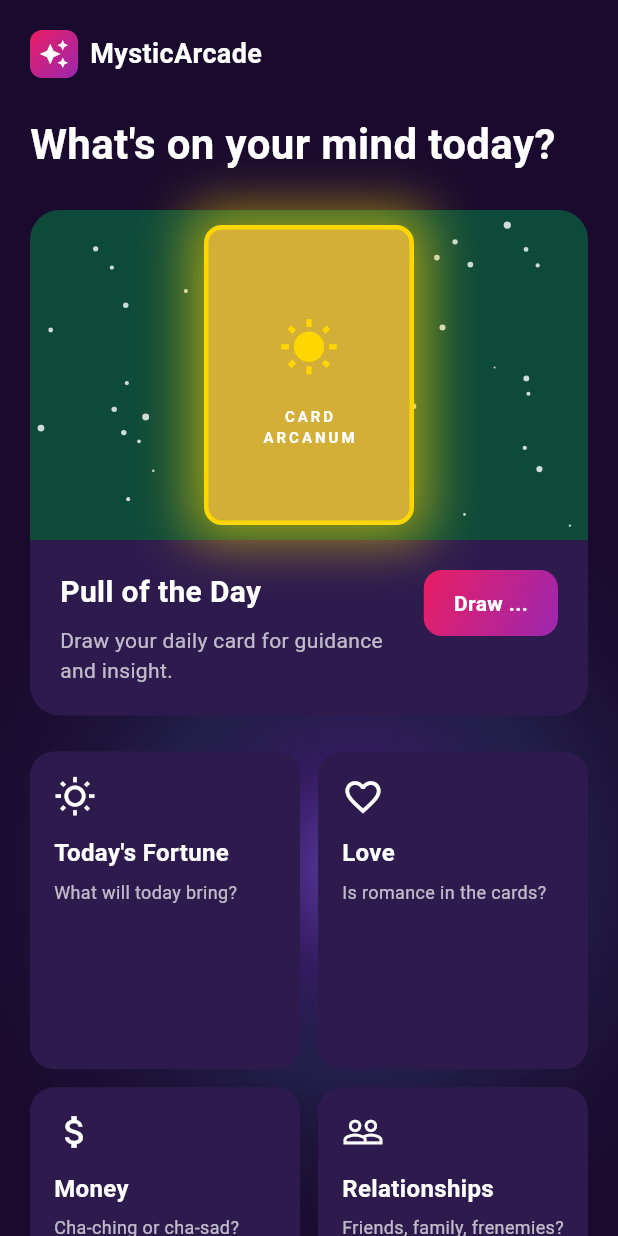
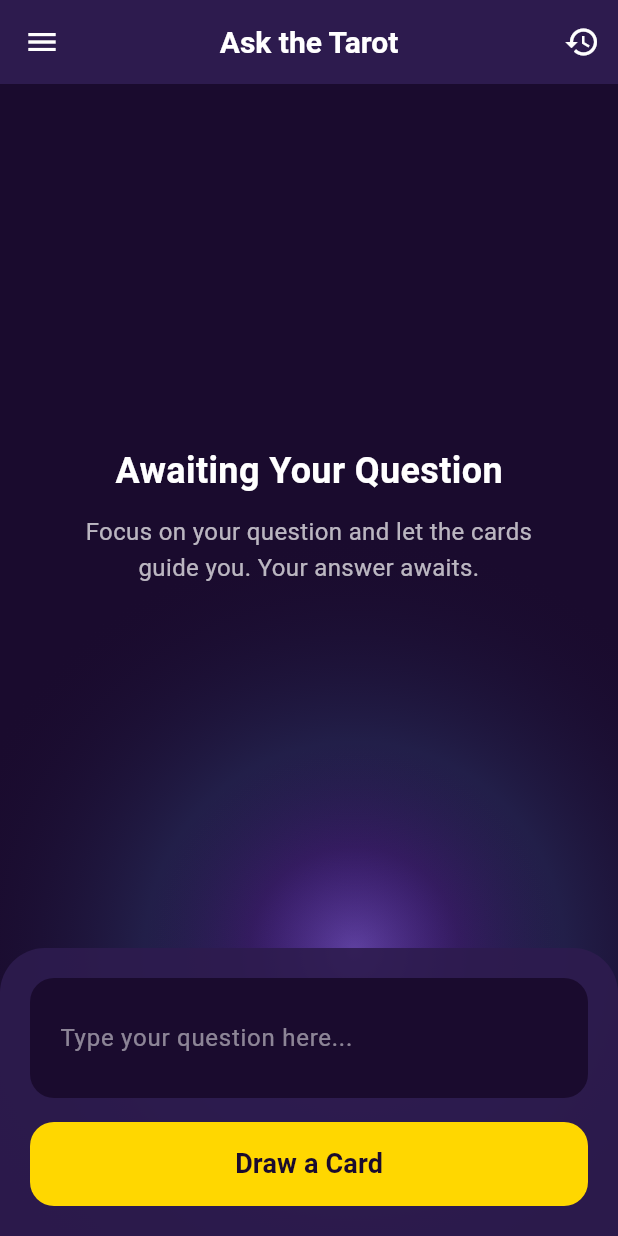
Before and after one commit to newhyunsu/taro_global, a Flutter app: the HomeWidget screen opened directly, on a phone screen of 412 x 824 dp. Run offline on Flutter 3.47's test engine with Material 3 defaults, Android fonts, the phone set to English and light mode, and no system bars; drawn by our look-alikes of toastification; our stand-ins replace app_links, device_info_plus, dio, firebase_analytics, firebase_core, firebase_messaging and 14 more; missing offline and left inert: app_badge_plus, app_tracking_transparency, dio_brotli_transformer, webview_flutter_wkwebview; accounts and stored records are empty; network calls fail; statements that could not run were skipped; project files that could hold a hidden picture were left out.

Commit message:
대화형 타로를 보는 로직

```diff
--- a/taro/lib/screen/home/home_widget.dart
+++ b/taro/lib/screen/home/home_widget.dart
@@ -2,7 +2,6 @@ import 'dart:math' as math;
 
 import 'package:flutter/material.dart';
 import 'package:taro/screen/home/widget/magic_light.dart';
-import 'package:taro/screen/home/widget/spread_select_screen.dart';
 
 class HomeWidget extends StatefulWidget {
   const HomeWidget({super.key});
@@ -15,27 +14,42 @@ class _HomeWidgetState extends State<HomeWidget> with TickerProviderStateMixin {
   late AnimationController _magicLightController;
   late Animation<double> _magicAnimationX;
   late Animation<double> _magicAnimationY;
+  late AnimationController _cardAnimationController;
+  late Animation<double> _cardGlowAnimation;
+
+  final TextEditingController _questionController = TextEditingController();
 
   @override
   void initState() {
     super.initState();
 
-    // 마법 광원 애니메이션 (불규칙한 경로로 이동)
+    // 마법 광원 애니메이션
     _magicLightController = AnimationController(
       duration: const Duration(seconds: 20),
       vsync: this,
     )..repeat();
 
-    // X축은 느리게, Y축은 빠르게 (서로 다른 주기와 커브)
     _magicAnimationX = Tween<double>(begin: 0.0, end: 1.0).animate(
       CurvedAnimation(parent: _magicLightController, curve: Curves.easeInOut),
     );
 
-    // Y축은 다른 속도와 커브로 움직임
     _magicAnimationY = Tween<double>(begin: 0.0, end: 1.0).animate(
       CurvedAnimation(
         parent: _magicLightController,
         curve: const Interval(0.0, 1.0, curve: Curves.easeInOutCubic),
+      ),
+    );
+
+    // 카드 글로우 애니메이션
+    _cardAnimationController = AnimationController(
+      duration: const Duration(milliseconds: 2000),
+      vsync: this,
+    )..repeat(reverse: true);
+
+    _cardGlowAnimation = Tween<double>(begin: 0.6, end: 1.0).animate(
+      CurvedAnimation(
+        parent: _cardAnimationController,
+        curve: Curves.easeInOut,
       ),
     );
   }
@@ -43,6 +57,8 @@ class _HomeWidgetState extends State<HomeWidget> with TickerProviderStateMixin {
   @override
   void dispose() {
     _magicLightController.dispose();
+    _cardAnimationController.dispose();
+    _questionController.dispose();
     super.dispose();
   }
 
@@ -51,11 +67,33 @@ class _HomeWidgetState extends State<HomeWidget> with TickerProviderStateMixin {
     final screenSize = MediaQuery.of(context).size;
 
     return Scaffold(
-      backgroundColor: const Color(0xFF1A0B2E), // 다크 퍼플 배경
-      body: SafeArea(
-        child: Stack(
+      backgroundColor: const Color(0xFF1A0B2E),
+      appBar: AppBar(
+        backgroundColor: const Color(0xFF2D1B4E),
+        elevation: 0,
+        leading: IconButton(
+          icon: const Icon(Icons.menu, color: Colors.white),
+          onPressed: () {},
+        ),
+        title: const Text(
+          'Ask the Tarot',
+          style: TextStyle(
+            color: Colors.white,
+            fontSize: 20,
+            fontWeight: FontWeight.w600,
+          ),
+        ),
+        centerTitle: true,
+        actions: [
+          IconButton(
+            icon: const Icon(Icons.history, color: Colors.white),
+            onPressed: () {},
+          ),
+        ],
+      ),
+      body: Stack(
         children: [
-            // 배경 마법 광원 효과 레이어
+          // 배경 마법 광원 효과
           AnimatedBuilder(
             animation: _magicLightController,
             builder: (context, child) {
@@ -71,146 +109,108 @@ class _HomeWidgetState extends State<HomeWidget> with TickerProviderStateMixin {
             },
           ),
           // 메인 컨텐츠
-            SingleChildScrollView(
-              child: Padding(
-                padding: const EdgeInsets.symmetric(horizontal: 20),
+          SafeArea(
             child: Column(
-                  crossAxisAlignment: CrossAxisAlignment.start,
               children: [
-                    const SizedBox(height: 20),
-                    // 헤더: 로고 + 앱 이름
-                    Row(
+                // 타로 카드 영역
+                Expanded(
+                  child: Center(
+                    child: Column(
+                      mainAxisAlignment: MainAxisAlignment.center,
                       children: [
-                        Container(
-                          width: 32,
-                          height: 32,
-                          decoration: BoxDecoration(
-                            gradient: const LinearGradient(
-                              colors: [Color(0xFFE91E63), Color(0xFF9C27B0)],
-                              begin: Alignment.topLeft,
-                              end: Alignment.bottomRight,
-                            ),
-                            borderRadius: BorderRadius.circular(8),
-                          ),
-                          child: const Icon(
-                            Icons.auto_awesome,
-                            color: Colors.white,
-                            size: 20,
-                          ),
-                        ),
-                        const SizedBox(width: 8),
+                        // 타로 카드
+                        // 안내 텍스트
                         const Text(
-                          'MysticArcade',
+                          'Awaiting Your Question',
                           style: TextStyle(
                             color: Colors.white,
-                            fontSize: 18,
-                            fontWeight: FontWeight.w600,
-                          ),
-                        ),
-                      ],
-                    ),
-                    const SizedBox(height: 24),
-                    // 메인 질문
-                    const Text(
-                      "What's on your mind today?",
-                      style: TextStyle(
-                        color: Colors.white,
-                        fontSize: 28,
+                            fontSize: 24,
                             fontWeight: FontWeight.bold,
                           ),
                         ),
-                    const SizedBox(height: 24),
-                    // Pull of the Day 큰 카드
-                    _buildPullOfTheDayCard(context),
-                    const SizedBox(height: 24),
-                    // 카테고리 그리드
-                    _buildCategoryGrid(context),
-                    const SizedBox(height: 40),
-                  ],
+                        const SizedBox(height: 12),
+                        Padding(
+                          padding: const EdgeInsets.symmetric(horizontal: 40),
+                          child: Text(
+                            'Focus on your question and let the cards guide you. Your answer awaits.',
+                            textAlign: TextAlign.center,
+                            style: TextStyle(
+                              color: Colors.white.withOpacity(0.7),
+                              fontSize: 16,
+                              height: 1.5,
                             ),
                           ),
                         ),
                       ],
                     ),
                   ),
-    );
-  }
-
-  Widget _buildPullOfTheDayCard(BuildContext context) {
-    return Container(
+                ),
+                // 하단 입력 영역
+                Container(
+                  padding: const EdgeInsets.all(20),
                   decoration: BoxDecoration(
-        color: const Color(0xFF2D1B4E), // 약간 밝은 다크 퍼플
-        borderRadius: BorderRadius.circular(20),
+                    color: const Color(0xFF2D1B4E).withOpacity(0.9),
+                    borderRadius: const BorderRadius.only(
+                      topLeft: Radius.circular(30),
+                      topRight: Radius.circular(30),
+                    ),
                   ),
                   child: Column(
+                    mainAxisSize: MainAxisSize.min,
                     children: [
-          // 이미지 영역 (상단)
+                      // 질문 입력 필드
                       Container(
-            height: 220,
+                        padding: const EdgeInsets.symmetric(
+                          horizontal: 20,
+                          vertical: 16,
+                        ),
                         decoration: BoxDecoration(
-              color: const Color(0xFF0D4A3A), // 다크 틸/그린 (별이 있는 배경)
-              borderRadius: const BorderRadius.only(
-                topLeft: Radius.circular(20),
-                topRight: Radius.circular(20),
+                          color: const Color(0xFF1A0B2E),
+                          borderRadius: BorderRadius.circular(16),
+                        ),
+                        child: TextField(
+                          controller: _questionController,
+                          style: const TextStyle(
+                            color: Colors.white,
+                            fontSize: 16,
+                          ),
+                          decoration: InputDecoration(
+                            hintText: 'Type your question here...',
+                            hintStyle: TextStyle(
+                              color: Colors.white.withOpacity(0.5),
+                              fontSize: 16,
+                            ),
+                            border: InputBorder.none,
+                            contentPadding: EdgeInsets.zero,
+                          ),
+                          maxLines: 3,
+                          minLines: 1,
                         ),
                       ),
-            child: Stack(
-              alignment: Alignment.center,
-              children: [
-                // 별 배경 효과
-                CustomPaint(size: Size.infinite, painter: _StarFieldPainter()),
-                // 타로 카드를 든 손 이미지 (플레이스홀더)
-                Container(
-                  width: 140,
-                  height: 200,
-                  decoration: BoxDecoration(
-                    color: const Color(0xFFD4AF37), // 골드
-                    borderRadius: BorderRadius.circular(12),
-                    border: Border.all(
-                      color: const Color(0xFFFFD700), // 밝은 골드
-                      width: 3,
+                      const SizedBox(height: 16),
+                      // Draw a Card 버튼
+                      SizedBox(
+                        width: double.infinity,
+                        height: 56,
+                        child: ElevatedButton(
+                          onPressed: () {
+                            // TODO: 카드 뽑기 로직
+                          },
+                          style: ElevatedButton.styleFrom(
+                            backgroundColor: const Color(0xFFFFD700),
+                            foregroundColor: const Color(0xFF1A0B2E),
+                            shape: RoundedRectangleBorder(
+                              borderRadius: BorderRadius.circular(16),
                             ),
-                    boxShadow: [
-                      BoxShadow(
-                        color: const Color(0xFFFFD700).withOpacity(0.6),
-                        blurRadius: 30,
-                        spreadRadius: 10,
+                            elevation: 0,
                           ),
-                    ],
-                  ),
-                  child: Column(
-                    mainAxisAlignment: MainAxisAlignment.center,
-                    children: [
-                      Container(
-                        width: 60,
-                        height: 60,
-                        decoration: BoxDecoration(
-                          color: const Color(0xFFD4AF37),
-                          shape: BoxShape.circle,
-                        ),
-                        child: const Icon(
-                          Icons.wb_sunny,
-                          color: Color(0xFFFFD700),
-                          size: 40,
+                          child: const Text(
+                            'Draw a Card',
+                            style: TextStyle(
+                              fontSize: 18,
+                              fontWeight: FontWeight.bold,
                             ),
                           ),
-                      const SizedBox(height: 8),
-                      const Text(
-                        'CARD',
-                        style: TextStyle(
-                          color: Colors.white,
-                          fontSize: 10,
-                          fontWeight: FontWeight.bold,
-                          letterSpacing: 2,
-                        ),
-                      ),
-                      const Text(
-                        'ARCANUM',
-                        style: TextStyle(
-                          color: Colors.white,
-                          fontSize: 10,
-                          fontWeight: FontWeight.bold,
-                          letterSpacing: 2,
                         ),
                       ),
                     ],
@@ -219,165 +219,7 @@ class _HomeWidgetState extends State<HomeWidget> with TickerProviderStateMixin {
               ],
             ),
           ),
-          // 텍스트 및 버튼 영역 (하단)
-          Padding(
-            padding: const EdgeInsets.all(20),
-            child: Row(
-              crossAxisAlignment: CrossAxisAlignment.start,
-              children: [
-                Expanded(
-                  child: Column(
-                    crossAxisAlignment: CrossAxisAlignment.start,
-                    children: [
-                      const Text(
-                        'Pull of the Day',
-                        style: TextStyle(
-                          color: Colors.white,
-                          fontSize: 20,
-                          fontWeight: FontWeight.bold,
-                        ),
-                      ),
-                      const SizedBox(height: 8),
-                      Text(
-                        'Draw your daily card for guidance and insight.',
-                        style: TextStyle(
-                          color: Colors.white.withOpacity(0.7),
-                          fontSize: 14,
-                        ),
-                      ),
         ],
-                  ),
-                ),
-                const SizedBox(width: 12),
-                Container(
-                  padding: const EdgeInsets.symmetric(
-                    horizontal: 20,
-                    vertical: 12,
-                  ),
-                  decoration: BoxDecoration(
-                    gradient: const LinearGradient(
-                      colors: [Color(0xFFE91E63), Color(0xFF9C27B0)],
-                      begin: Alignment.topLeft,
-                      end: Alignment.bottomRight,
-                    ),
-                    borderRadius: BorderRadius.circular(12),
-                  ),
-                  child: const Text(
-                    'Draw ...',
-                    style: TextStyle(
-                      color: Colors.white,
-                      fontSize: 14,
-                      fontWeight: FontWeight.w600,
-                    ),
-                  ),
-                ),
-              ],
-            ),
-          ),
-        ],
-      ),
-    );
-  }
-
-  Widget _buildCategoryGrid(BuildContext context) {
-    final categories = [
-      {
-        'icon': Icons.wb_sunny_outlined,
-        'title': "Today's Fortune",
-        'description': "What will today bring?",
-      },
-      {
-        'icon': Icons.favorite_outline,
-        'title': 'Love',
-        'description': 'Is romance in the cards?',
-      },
-      {
-        'icon': Icons.attach_money_outlined,
-        'title': 'Money',
-        'description': 'Cha-ching or cha-sad?',
-      },
-      {
-        'icon': Icons.people_outline,
-        'title': 'Relationships',
-        'description': 'Friends, family, frenemies?',
-      },
-      {
-        'icon': Icons.help_outline,
-        'title': 'Self-discovery',
-        'description': 'Who am I, really?',
-      },
-      {
-        'icon': Icons.school_outlined,
-        'title': 'Exams/Career',
-        'description': 'Study hard or hardly studying?',
-      },
-    ];
-
-    return GridView.builder(
-      shrinkWrap: true,
-      physics: const NeverScrollableScrollPhysics(),
-      gridDelegate: const SliverGridDelegateWithFixedCrossAxisCount(
-        crossAxisCount: 2,
-        crossAxisSpacing: 12,
-        mainAxisSpacing: 12,
-        childAspectRatio: 0.85,
-      ),
-      itemCount: categories.length,
-      itemBuilder: (context, index) {
-        final category = categories[index];
-        return _buildCategoryCard(
-          icon: category['icon'] as IconData,
-          title: category['title'] as String,
-          description: category['description'] as String,
-        );
-      },
-    );
-  }
-
-  Widget _buildCategoryCard({
-    required IconData icon,
-    required String title,
-    required String description,
-  }) {
-    return GestureDetector(
-      onTap: () {
-        Navigator.of(context).push(
-          MaterialPageRoute(
-            builder: (context) => SpreadSelectScreen(categoryTitle: title),
-          ),
-        );
-      },
-      child: Container(
-        padding: const EdgeInsets.all(16),
-        decoration: BoxDecoration(
-          color: const Color(0xFF2D1B4E), // 다크 퍼플
-          borderRadius: BorderRadius.circular(16),
-        ),
-        child: Column(
-          crossAxisAlignment: CrossAxisAlignment.start,
-          children: [
-            Icon(icon, color: Colors.white, size: 28),
-            const SizedBox(height: 12),
-            Text(
-              title,
-              style: const TextStyle(
-                color: Colors.white,
-                fontSize: 16,
-                fontWeight: FontWeight.bold,
-              ),
-            ),
-            const SizedBox(height: 6),
-            Expanded(
-              child: Text(
-                description,
-                style: TextStyle(
-                  color: Colors.white.withOpacity(0.7),
-                  fontSize: 12,
-                ),
-              ),
-            ),
-          ],
-        ),
       ),
     );
   }
@@ -388,14 +230,14 @@ class _StarFieldPainter extends CustomPainter {
   @override
   void paint(Canvas canvas, Size size) {
     final paint = Paint()
-      ..color = Colors.white.withOpacity(0.8)
+      ..color = Colors.white.withOpacity(0.6)
       ..style = PaintingStyle.fill;
 
-    final random = math.Random(42); // 고정된 시드로 일관된 별 배치
-    for (int i = 0; i < 50; i++) {
+    final random = math.Random(42);
+    for (int i = 0; i < 80; i++) {
       final x = random.nextDouble() * size.width;
       final y = random.nextDouble() * size.height;
-      final radius = random.nextDouble() * 2 + 0.5;
+      final radius = random.nextDouble() * 1.5 + 0.5;
       canvas.drawCircle(Offset(x, y), radius, paint);
     }
   }
```
Also changed, not shown: 6 other files. Lines whose indentation alone changed are shown as unchanged.
